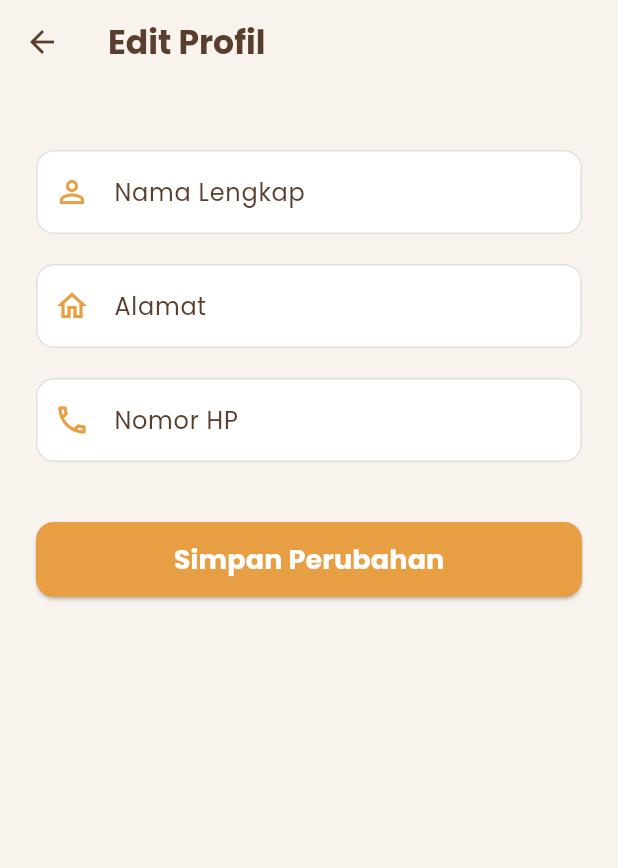
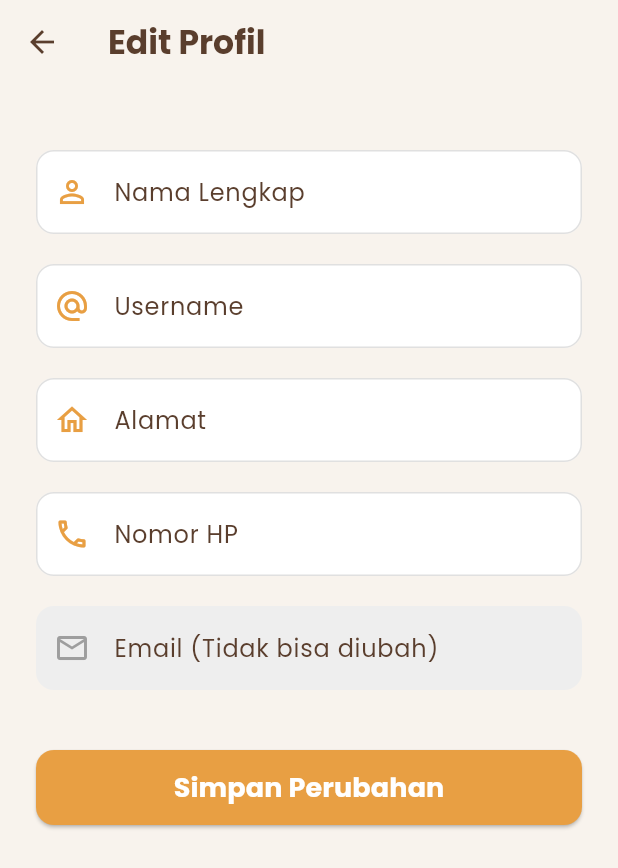
Before and after one commit to bachtiarrizkyal/dapurame, a Flutter app: the EditProfilePage screen opened directly with empty values, on a phone screen of 412 x 824 dp. Shown: the top 868 px of the screen. Run offline on Flutter 3.47's test engine with Material 3 defaults, Android fonts, the light colour scheme and no system bars; our stand-ins replace cloud_firestore, firebase_auth, firebase_core, firebase_storage, image_picker; accounts and stored records are empty; network calls fail.

Commit message:
update final profile page

```diff
--- a/lib/edit_profile.dart
+++ b/lib/edit_profile.dart
@@ -17,8 +17,11 @@ class EditProfilePage extends StatefulWidget {
 class _EditProfilePageState extends State<EditProfilePage> {
   final _formKey = GlobalKey<FormState>();
   late TextEditingController _namaController;
+  late TextEditingController _usernameController; // <-- Tambahan
   late TextEditingController _alamatController;
   late TextEditingController _noHpController;
+  late TextEditingController _emailController; // <-- Tambahan
+
   bool _isLoading = false;
 
   @override
@@ -28,19 +31,27 @@ class _EditProfilePageState extends State<EditProfilePage> {
     _namaController = TextEditingController(
       text: widget.currentUserData['nama'] ?? '',
     );
+    _usernameController = TextEditingController(
+      text: widget.currentUserData['username'] ?? '',
+    ); // <-- Tambahan
     _alamatController = TextEditingController(
       text: widget.currentUserData['alamat'] ?? '',
     );
     _noHpController = TextEditingController(
       text: widget.currentUserData['no_hp'] ?? '',
     );
+    _emailController = TextEditingController(
+      text: widget.currentUserData['email'] ?? '',
+    ); // <-- Tambahan
   }
 
   @override
   void dispose() {
     _namaController.dispose();
+    _usernameController.dispose(); // <-- Tambahan
     _alamatController.dispose();
     _noHpController.dispose();
+    _emailController.dispose(); // <-- Tambahan
     super.dispose();
   }
 
@@ -62,6 +73,7 @@ class _EditProfilePageState extends State<EditProfilePage> {
             .doc(user.uid)
             .update({
               'nama': _namaController.text.trim(),
+              'username': _usernameController.text.trim(), // <-- Tambahan
               'alamat': _alamatController.text.trim(),
               'no_hp': _noHpController.text.trim(),
             });
@@ -127,6 +139,18 @@ class _EditProfilePageState extends State<EditProfilePage> {
                             : null,
               ),
               const SizedBox(height: 20),
+              // --- Field untuk Username ---
+              _buildTextFormField(
+                controller: _usernameController,
+                labelText: 'Username',
+                icon: Icons.alternate_email,
+                validator:
+                    (value) =>
+                        value == null || value.isEmpty
+                            ? 'Username tidak boleh kosong'
+                            : null,
+              ),
+              const SizedBox(height: 20),
               _buildTextFormField(
                 controller: _alamatController,
                 labelText: 'Alamat',
@@ -149,6 +173,27 @@ class _EditProfilePageState extends State<EditProfilePage> {
                   if (value.length < 10) return 'Nomor HP terlalu pendek';
                   return null;
                 },
+              ),
+              const SizedBox(height: 20),
+              // --- Field untuk Email (Read-only) ---
+              TextFormField(
+                controller: _emailController,
+                readOnly: true, // Tidak bisa diedit
+                style: const TextStyle(color: Colors.grey),
+                decoration: InputDecoration(
+                  labelText: 'Email (Tidak bisa diubah)',
+                  labelStyle: const TextStyle(color: Color(0xFF5A3E2D)),
+                  prefixIcon: const Icon(
+                    Icons.email_outlined,
+                    color: Colors.grey,
+                  ),
+                  filled: true,
+                  fillColor: Colors.grey.shade200,
+                  border: OutlineInputBorder(
+                    borderRadius: BorderRadius.circular(12),
+                    borderSide: BorderSide.none,
+                  ),
+                ),
               ),
               const SizedBox(height: 40),
               SizedBox(
```
Also changed, not shown: lib/home_page.dart (+12 -17 lines), lib/home_page_backup.dart (+4 -4 lines), lib/profile.dart (+141 -26 lines), assets/images/profilewanda.jpg (deleted).
